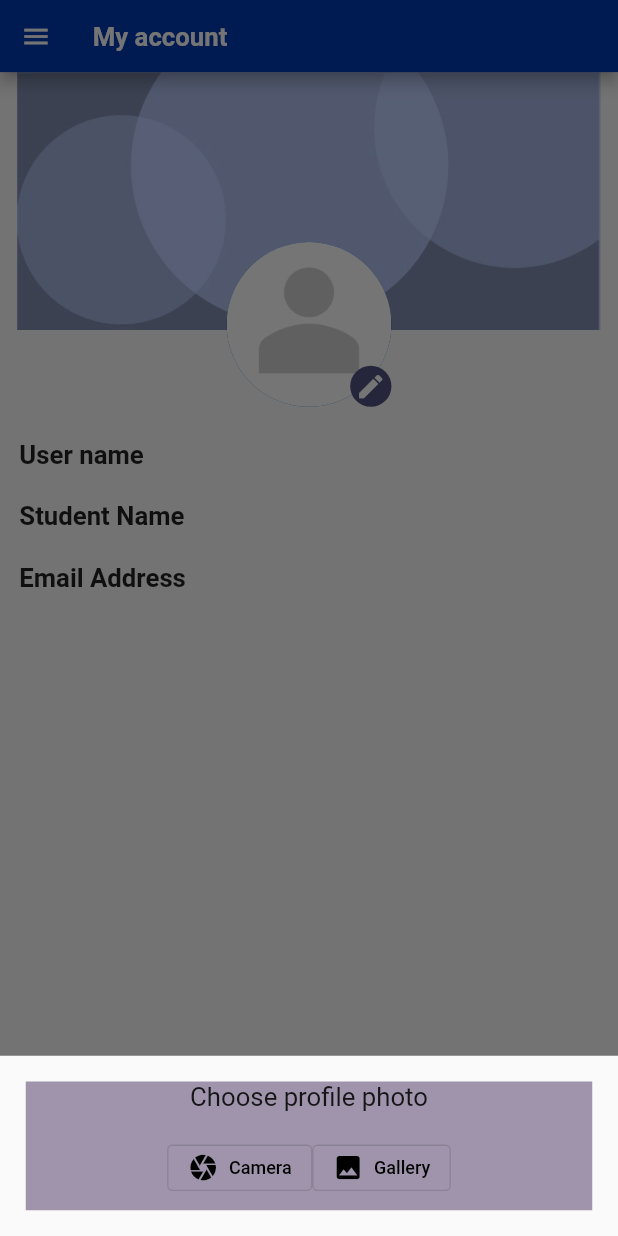
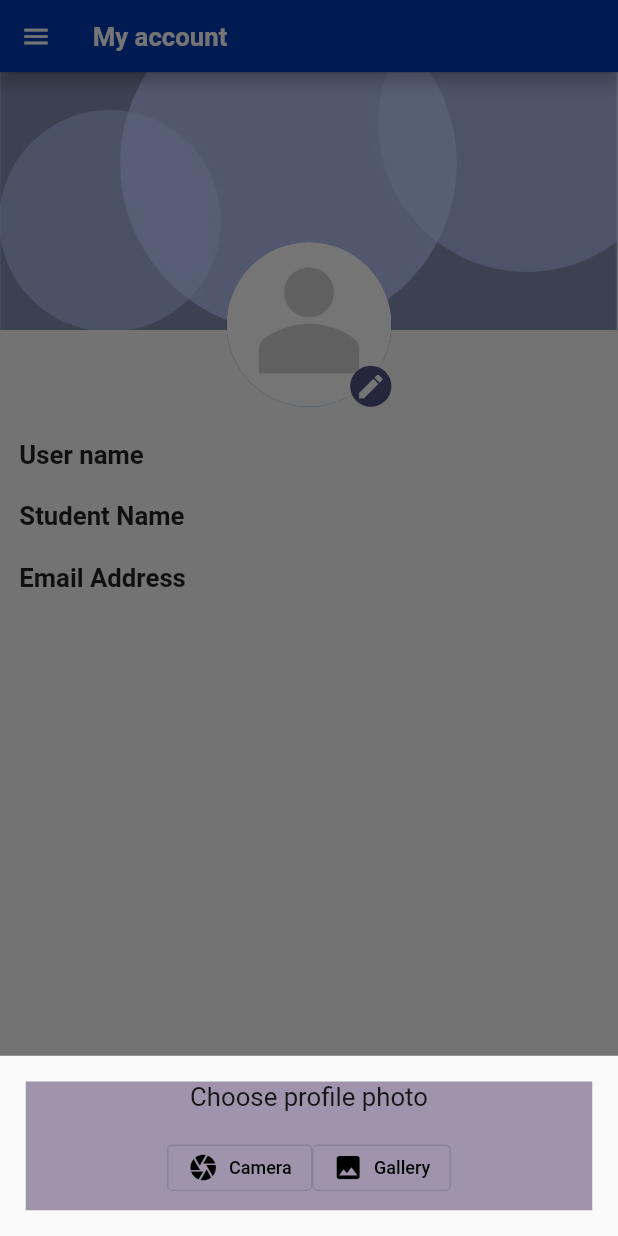
Before and after one commit to mo87654/Driver_App, a Flutter app: the DriverLayout screen opened directly, after a tap on the "edit" icon, on a phone screen of 412 x 824 dp. Run offline on Flutter 3.47's test engine with Material 2 defaults, Android fonts, the phone set to English and light mode, and no system bars; our stand-ins replace image_picker, responsive_framework.

Commit message:
responsive app / manar

```diff
--- a/lib/modules/my account screen/My_account.dart
+++ b/lib/modules/my account screen/My_account.dart
@@ -38,7 +38,8 @@ class _MyAccountState extends State<MyAccount> {
                     Align(
 
                       alignment: AlignmentDirectional.topStart,
-                      child: Container(child: Image.asset('assets/images/background2.jpg'),
+                      child: Container(child: Image.asset('assets/images/background2.jpg',
+                        fit: BoxFit.cover ,),
                         width: double.infinity,
                         height: 200,
                       ),
```
